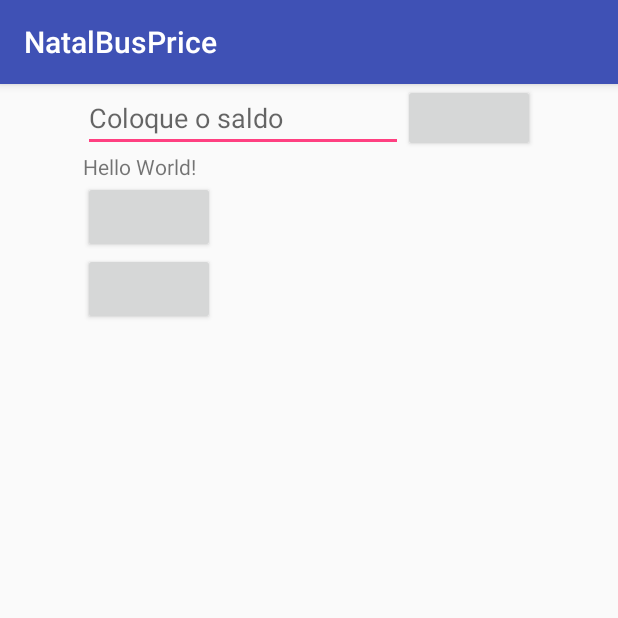
After one commit to Liellison/NatalBusPrice, an Android app: the InteiraActivity screen opened directly, with no data from a screen before it, on a phone screen of 412 x 824 dp, the top half of it. The commit adds this screen. Run offline under Robolectric (Android 15) with nearby library versions, the phone set to English and light mode, and no system bars.

Commit message:
Opcao de calcular os valores

```diff
--- a/mobile/src/main/AndroidManifest.xml
+++ b/mobile/src/main/AndroidManifest.xml
@@ -10,6 +10,7 @@
         android:label="@string/app_name"
         android:supportsRtl="true"
         android:theme="@style/AppTheme">
+        <activity android:name=".InteiraActivity"/>
         <activity android:name=".MainActivity">
             <intent-filter>
                 <action android:name="android.intent.action.MAIN" />
--- /dev/null
+++ b/mobile/src/main/java/com/liellison/natalbusprice/InteiraActivity.java
@@ -0,0 +1,51 @@
+package com.liellison.natalbusprice;
+
+import android.support.v7.app.AppCompatActivity;
+import android.os.Bundle;
+import android.view.View;
+import android.widget.Button;
+import android.widget.EditText;
+import android.widget.TextView;
+
+public class InteiraActivity extends AppCompatActivity {
+    EditText etsaldo;
+    TextView tvsaldo, tvtotalpasse;
+    Button btcolocar, btpassei, bttotalpasse;
+    double x,xx, y, t;
+
+    @Override
+    protected void onCreate(Bundle savedInstanceState) {
+        super.onCreate(savedInstanceState);
+        setContentView(R.layout.activity_inteira);
+
+        etsaldo = (EditText) findViewById(R.id.etsaldo);
+        tvsaldo = (TextView) findViewById(R.id.tvsaldo);
+        tvtotalpasse = (TextView) findViewById(R.id.tvtotalpasse);
+        btcolocar = (Button) findViewById(R.id.btcolocar);
+        btpassei = (Button) findViewById(R.id.btpassei);
+        bttotalpasse = (Button) findViewById(R.id.bttotalpasse);
+
+        btcolocar.setOnClickListener(new View.OnClickListener() {
+            @Override
+            public void onClick(View view) {
+                x = Double.parseDouble(etsaldo.getText().toString());
+                xx = (xx + x);
+                tvsaldo.setText(String.valueOf(xx));
+            }
+        });
+        btpassei.setOnClickListener(new View.OnClickListener() {
+            @Override
+            public void onClick(View view) {
+                y = (xx - 2.95);
+                tvsaldo.setText(String.valueOf(y));
+            }
+        });
+        bttotalpasse.setOnClickListener(new View.OnClickListener() {
+            @Override
+            public void onClick(View view) {
+                t = (xx / 2.95);
+                tvtotalpasse.setText(String.valueOf(t));
+            }
+        });
+    }
+}
--- /dev/null
+++ b/mobile/src/main/res/layout/activity_inteira.xml
@@ -0,0 +1,48 @@
+<?xml version="1.0" encoding="utf-8"?>
+<RelativeLayout xmlns:android="http://schemas.android.com/apk/res/android"
+    xmlns:tools="http://schemas.android.com/tools"
+    android:id="@+id/activity_main"
+    android:layout_width="match_parent"
+    android:layout_height="match_parent"
+    android:gravity="center_horizontal"
+    tools:context="com.liellison.natalbusprice.InteiraActivity">
+
+    <EditText
+        android:layout_width="wrap_content"
+        android:layout_height="wrap_content"
+        android:inputType="number"
+        android:hint="Coloque o saldo"
+        android:ems="10"
+        android:id="@+id/etsaldo" />
+    <Button
+        android:layout_width="wrap_content"
+        android:layout_height="wrap_content"
+        android:layout_alignBottom="@+id/etsaldo"
+        android:layout_toRightOf="@+id/etsaldo"
+        android:layout_toEndOf="@+id/etsaldo"
+        android:id="@+id/btcolocar" />
+
+    <TextView
+        android:layout_width="wrap_content"
+        android:layout_height="wrap_content"
+        android:text="Hello World!"
+        android:id="@+id/tvsaldo"
+        android:layout_below="@+id/etsaldo"/>
+    <Button
+        android:layout_width="wrap_content"
+        android:layout_height="wrap_content"
+        android:layout_below="@+id/tvsaldo"
+        android:id="@+id/btpassei"/>
+    <Button
+        android:layout_width="wrap_content"
+        android:layout_height="wrap_content"
+        android:layout_below="@+id/btpassei"
+        android:id="@+id/bttotalpasse"/>
+    <TextView
+        android:layout_width="wrap_content"
+        android:layout_height="wrap_content"
+        android:layout_below="@+id/bttotalpasse"
+        android:id="@+id/tvtotalpasse"/>
+
+
+</RelativeLayout>
--- a/mobile/src/main/res/layout/activity_main.xml
+++ b/mobile/src/main/res/layout/activity_main.xml
@@ -10,8 +10,9 @@
     android:paddingTop="@dimen/activity_vertical_margin"
     tools:context="com.liellison.natalbusprice.MainActivity">
 
-    <TextView
+    <Button
         android:layout_width="wrap_content"
         android:layout_height="wrap_content"
-        android:text="Hello World!" />
+        android:id="@+id/btirinteira"/>
+
 </RelativeLayout>
--- a/wear/src/main/res/layout/activity_main.xml
+++ b/wear/src/main/res/layout/activity_main.xml
@@ -5,7 +5,7 @@
     android:id="@+id/container"
     android:layout_width="match_parent"
     android:layout_height="match_parent"
-    tools:context="com.liellison.natalbusprice.MainActivity"
+    tools:context="com.liellison.natalbusprice.InteiraActivity"
     tools:deviceIds="wear">
 
     <TextView
```
Also changed, not shown: mobile/src/main/java/com/liellison/natalbusprice/MainActivity.java (+13 -0 lines), 2 other files.
